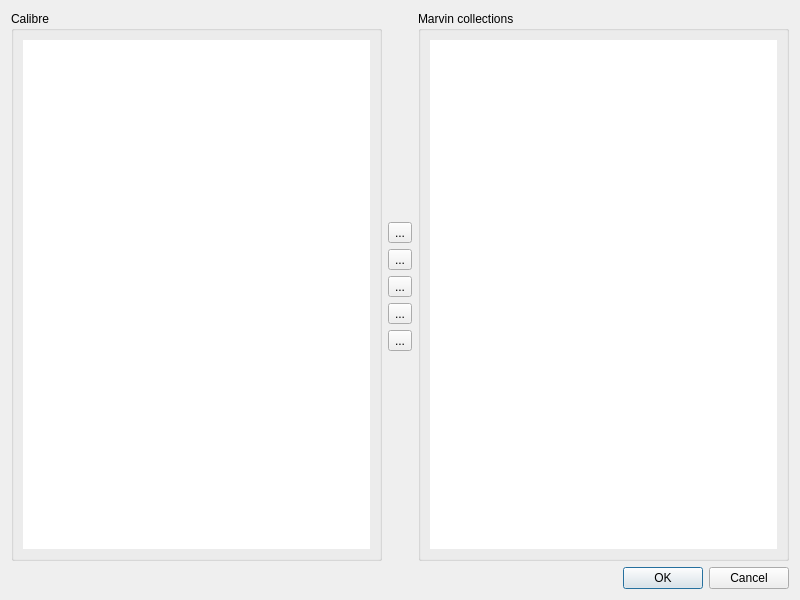
Old version of the form dialogs/view_collections.ui in the repository Philantrop/calibre-marvin-manager.
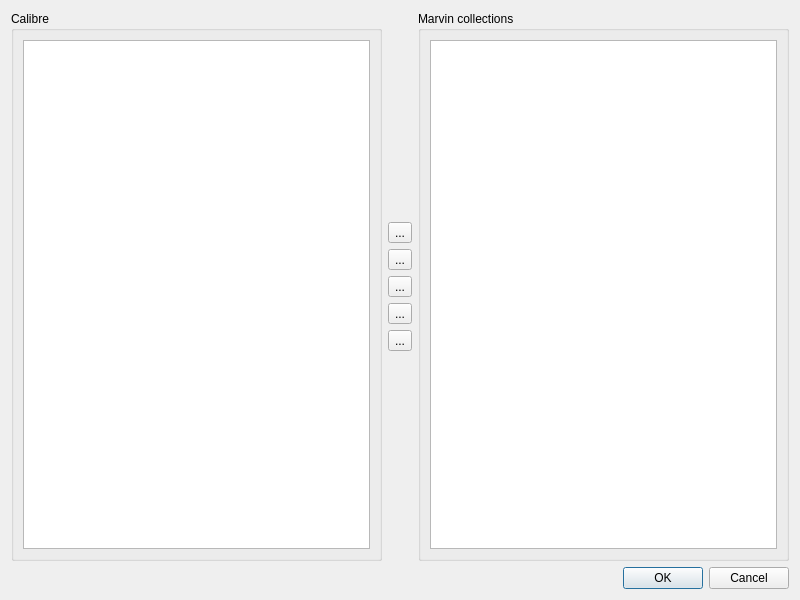
New version of the form. Icons and pictures are not drawn.

Commit message: Migrated to View Collections to QListWidget, allows editing and multiple selection

The edit to the form file:
```diff
--- a/dialogs/view_collections.ui
+++ b/dialogs/view_collections.ui
@@ -43,10 +43,7 @@
           <item>
            <layout class="QVBoxLayout" name="calibre_vl">
             <item>
-             <widget class="QListView" name="calibre_lw">
-              <property name="frameShape">
-               <enum>QFrame::NoFrame</enum>
-              </property>
+             <widget class="QListWidget" name="calibre_lw">
               <property name="alternatingRowColors">
                <bool>true</bool>
               </property>
@@ -152,10 +149,7 @@
           <item>
            <layout class="QVBoxLayout" name="marvin_vl">
             <item>
-             <widget class="QListView" name="marvin_lw">
-              <property name="frameShape">
-               <enum>QFrame::NoFrame</enum>
-              </property>
+             <widget class="QListWidget" name="marvin_lw">
               <property name="alternatingRowColors">
                <bool>true</bool>
               </property>
```
Left out of the diff: 6 changed lines with no effect on the pictures. The commit also changes 1 other file.
